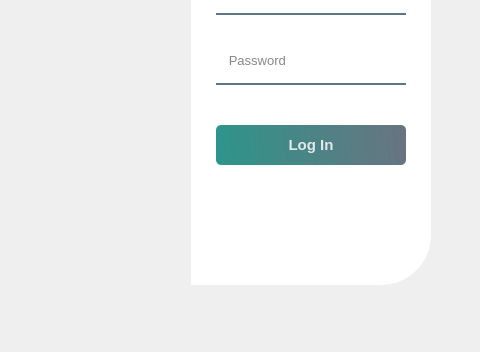
Old version of the form loginUI.ui in the repository Ayushrawat-cmd/Parmanu-aerospace; both pictures show x 179 to 659 and y 205 to 557 of the 659 by 557 pixel window.
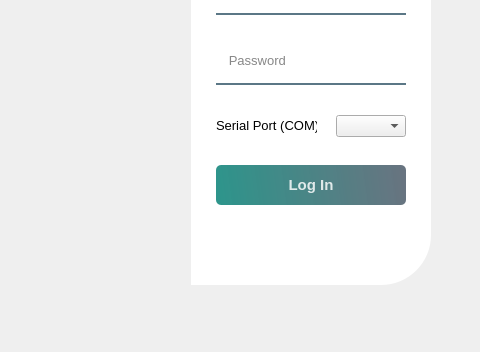
New version of the form. Icons and pictures are not drawn.

Commit message: added serial port

Diff of the .ui file:
```diff
--- a/loginUI.ui
+++ b/loginUI.ui
@@ -160,7 +160,7 @@
     <property name="geometry">
      <rect>
       <x>365</x>
-      <y>300</y>
+      <y>340</y>
       <width>190</width>
       <height>40</height>
      </rect>
@@ -178,6 +178,41 @@
      <string>Log In</string>
     </property>
    </widget>
+   <widget class="QComboBox" name="Port">
+    <property name="geometry">
+     <rect>
+      <x>485</x>
+      <y>290</y>
+      <width>70</width>
+      <height>22</height>
+     </rect>
+    </property>
+    <property name="currentText">
+     <string/>
+    </property>
+    <property name="placeholderText">
+     <string/>
+    </property>
+   </widget>
+   <widget class="QLabel" name="label_4">
+    <property name="geometry">
+     <rect>
+      <x>365</x>
+      <y>290</y>
+      <width>101</width>
+      <height>21</height>
+     </rect>
+    </property>
+    <property name="font">
+     <font>
+      <pointsize>10</pointsize>
+      <strikeout>false</strikeout>
+     </font>
+    </property>
+    <property name="text">
+     <string>Serial Port (COM)</string>
+    </property>
+   </widget>
   </widget>
  </widget>
  <resources>
```
Left out of the diff: 1 changed line with no effect on the pictures. The commit also changes 1 other file.
